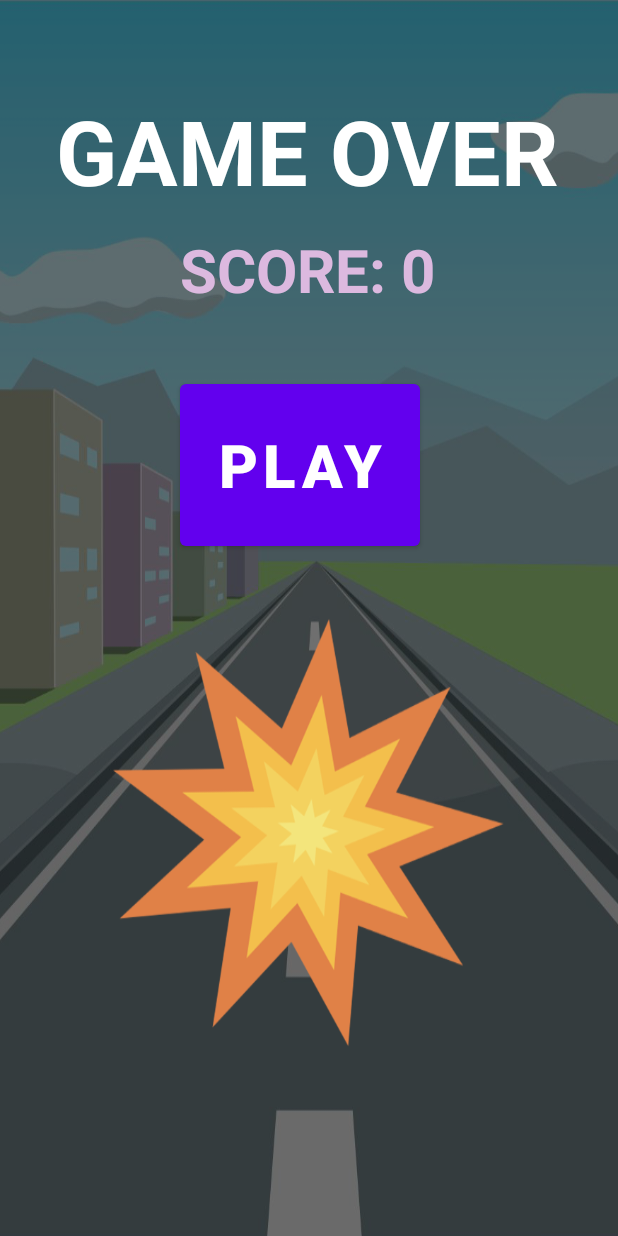
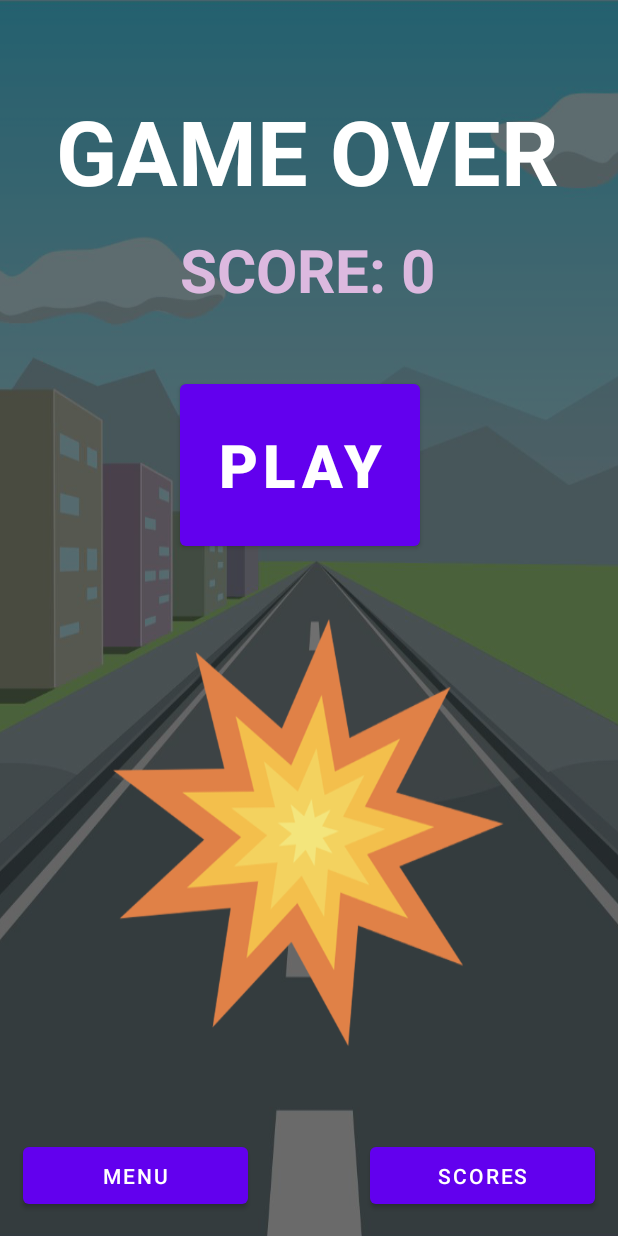
Before and after one commit to shaharhikri/HW1_CarGame, an Android app: the Activity_GameOver screen opened directly, with no data from a screen before it, on a phone screen of 412 x 824 dp. Run offline under Robolectric (Android 15) with nearby library versions, the phone set to English and light mode, and no system bars; 8 statements that could not run were skipped.

Commit message:
HW2 Scores Activity and Bug Fixes

```diff
--- a/app/src/main/java/com/example/hw1_cargame/Activity_GameOver.java
+++ b/app/src/main/java/com/example/hw1_cargame/Activity_GameOver.java
@@ -1,35 +1,68 @@
 package com.example.hw1_cargame;
 
-import androidx.appcompat.app.AppCompatActivity;
-
+import android.Manifest;
 import android.content.Intent;
+import android.content.pm.PackageManager;
+import android.location.Address;
+import android.location.Geocoder;
+import android.location.Location;
+import android.os.Build;
 import android.os.Bundle;
 import android.util.Log;
-import android.view.View;
 import android.widget.Button;
 import android.widget.ImageView;
-import android.widget.RelativeLayout;
 import android.widget.TextView;
-import android.widget.Toast;
+
+import androidx.annotation.NonNull;
+import androidx.annotation.RequiresApi;
+import androidx.appcompat.app.AppCompatActivity;
+import androidx.core.app.ActivityCompat;
 
 import com.bumptech.glide.Glide;
+import com.example.hw1_cargame.score_objects.ScoreRecord;
+import com.example.hw1_cargame.score_objects.ScoresDB;
+import com.google.android.gms.location.FusedLocationProviderClient;
+import com.google.android.gms.location.LocationServices;
+import com.google.android.gms.tasks.OnCompleteListener;
+import com.google.android.gms.tasks.OnSuccessListener;
+import com.google.android.gms.tasks.Task;
+import com.google.android.material.button.MaterialButton;
+import com.google.gson.Gson;
+
+import java.io.IOException;
+import java.text.SimpleDateFormat;
+import java.util.ArrayList;
+import java.util.Collection;
+import java.util.Collections;
+import java.util.Comparator;
+import java.util.Date;
+import java.util.List;
+import java.util.Locale;
+
 
 public class Activity_GameOver extends AppCompatActivity {
     public final static String SCORE_KEY = "SCORE_KEY";
 
     /*GameOver fields*/
     private Button gameover_play_btn;
-    private RelativeLayout gameover_layout;
+    private MaterialButton gameover_menu_btn;
+    private MaterialButton gameover_scores_btn;
     private TextView gameover_score_label;
+    private int score; //Score of last game.
+    FusedLocationProviderClient fusedLocationClient;
 
     @Override
     protected void onCreate(Bundle savedInstanceState) {
         super.onCreate(savedInstanceState);
         setContentView(R.layout.activity_gameover);
+
+        fusedLocationClient = LocationServices.getFusedLocationProviderClient(this);
+
         fixBackground();
         findViews();
-        initGameOverPlayBtn();
-        initScoreLabel();
+        getScore();
+        initViews();
+        addScoreToMSP();
     }
 
     //Prevent errors in old phones
@@ -39,26 +72,131 @@ public class Activity_GameOver extends AppCompatActivity {
 
     private void findViews() {
         gameover_play_btn = findViewById(R.id.gameover_play_btn);
-        gameover_layout = findViewById(R.id.gameover_layout);
+        gameover_menu_btn = findViewById(R.id.gameover_menu_btn);
+        gameover_scores_btn = findViewById(R.id.gameover_scores_btn);
         gameover_score_label = findViewById(R.id.gameover_score_label);
     }
 
-    private void initGameOverPlayBtn(){
+    private void getScore() {
+        score = getIntent().getBundleExtra("Bundle").getInt(Activity_GameOver.SCORE_KEY, -1);
+    }
+
+    private void initViews(){
+        gameover_score_label.setText("SCORE: "+score);
         gameover_play_btn.setOnClickListener(v -> {
-            startGame();
+            gotoActivity(Activity_Game.class);
+            finish();
+        });
+        gameover_menu_btn.setOnClickListener(v -> {
+            gotoActivity(Activity_Entry.class);
+            finish();
+        });
+        gameover_scores_btn.setOnClickListener(v -> {
+            gotoActivity(Activity_Scores.class);
         });
     }
 
-    private void initScoreLabel() {
-        int score = getIntent().getBundleExtra("Bundle").getInt(Activity_GameOver.SCORE_KEY, -1);
-        gameover_score_label.setText("SCORE: "+score);
+    private void gotoActivity(Class activityClass){
+        Intent myIntent = new Intent(this, activityClass);
+        startActivity(myIntent);
     }
 
-    private void startGame() {
-        Intent myIntent = new Intent(this, Activity_Game.class);
-        Bundle bundle = getIntent().getBundleExtra("Bundle");
-        myIntent.putExtra("Bundle", bundle);
-        startActivity(myIntent);
-        finish();
+    private void addScoreToMSP() {
+        String scoresDB_json = MSP.getMe().getString(ScoresDB.SCORES_DB_KEY,"none");
+        ScoresDB scoresDB;
+        //CREATE/GET SCOREDB
+        if(scoresDB_json.compareTo("none")==0)
+            scoresDB = new ScoresDB();
+        else
+            scoresDB = new Gson().fromJson(scoresDB_json, ScoresDB.class);
+        //UPDATE SCOREDB
+
+        ScoreRecord r = new ScoreRecord();
+        r.setScore(score);
+        r.setDate(getCurrentFormatedDate());
+        getLocation((lon, lat)->{
+            r.setLat(lat); r.setLon(lon); //TODO: CHANGE TO LOCATION
+            Log.d("MyLocation", "latitude: "+lat+", longitude: "+lon);
+
+            insertToTopTen(r,scoresDB.getRecords());
+
+            //CONVERT TO JSON
+            String json = new Gson().toJson(scoresDB);
+            //SAVE IN MSP AS STRING
+            MSP.getMe().putString(ScoresDB.SCORES_DB_KEY, json);
+        });
+    }
+
+    private void insertToTopTen(ScoreRecord r, ArrayList<ScoreRecord> msp_records){
+        boolean flag_inserted = false;
+        if(msp_records.size()<10){
+            flag_inserted = msp_records.add(r);
+        }
+        else{
+            ScoreRecord min_r = msp_records.get(0);
+            for(ScoreRecord rc : msp_records){
+                if(rc.getScore()<min_r.getScore())
+                    min_r = rc;
+            }
+            if(min_r.getScore()<r.getScore()) {
+                flag_inserted = msp_records.add(r);
+                if(msp_records.add(r)){
+                    flag_inserted = true;
+                    msp_records.remove(min_r);
+                }
+            }
+        }
+
+        if(flag_inserted) {
+            Collections.sort(msp_records, new Comparator<ScoreRecord>() {
+                @Override
+                public int compare(ScoreRecord o1, ScoreRecord o2) {
+                    if (o1.getScore() < o2.getScore())
+                        return 1;
+                    else if (o1.getScore() > o2.getScore())
+                        return -1;
+                    else
+                        return 0;
+                }
+            });
+        }
+
+        Log.d("TopTenArrayList_add", "add: "+flag_inserted);
+    }
+
+    private String getCurrentFormatedDate() {
+        String currentTime = new SimpleDateFormat("HH:mm dd-MM-yyyy", Locale.getDefault()).format(new Date());
+        return currentTime;
+    }
+
+    private void getLocation(addScoreToMSP_FinishAddScoreToMSP cb){
+        if (ActivityCompat.checkSelfPermission(this, Manifest.permission.ACCESS_FINE_LOCATION) == PackageManager.PERMISSION_GRANTED
+                && ActivityCompat.checkSelfPermission(this, Manifest.permission.ACCESS_COARSE_LOCATION) == PackageManager.PERMISSION_GRANTED) {
+            fusedLocationClient.getLastLocation().addOnCompleteListener(new OnCompleteListener<Location>() {
+                @Override
+                public void onComplete(@NonNull Task<Location> task) {
+                    Location location = task.getResult();
+                    if(location!=null) {
+                        Geocoder geocoder = new Geocoder(Activity_GameOver.this, Locale.getDefault());
+                        try {
+                            List<Address> addresses = geocoder.getFromLocation(location.getLatitude(), location.getLongitude(), 1);
+                            double lon = addresses.get(0).getLongitude();
+                            double lat = addresses.get(0).getLatitude();
+                            Log.d("ShaharCll", "onComplete: do");
+                            cb.doItLater(lon, lat); //onComplete needs a callback - because it's an async method!
+                            Log.d("ShaharCll", "onComplete: did");
+                        }
+                        catch(IOException e){
+                            cb.doItLater(0, 0); //onComplete needs a callback - because it's an async method!
+                            e.printStackTrace();
+                        }
+                    }
+                }
+            });
+        }
+    }
+
+    private static interface addScoreToMSP_FinishAddScoreToMSP{
+        public void doItLater(double lon,  double lat);
     }
 }
--- a/app/src/main/java/com/example/hw1_cargame/Activity_Settings.java
+++ b/app/src/main/java/com/example/hw1_cargame/Activity_Settings.java
@@ -17,7 +17,6 @@ public class Activity_Settings extends AppCompatActivity {
 
     private RadioGroup rb_controls;
     private RadioGroup rb_speed;
-
     private Button exitBtn;
 
     @Override
--- a/app/src/main/java/com/example/hw1_cargame/Control_Fragments/ControllCallBack.java
+++ /dev/null
@@ -1,6 +0,0 @@
-package com.example.hw1_cargame.Control_Fragments;
-
-public interface ControllCallBack {
-    void moveLeft();
-    void moveRight();
-}
--- /dev/null
+++ b/app/src/main/java/com/example/hw1_cargame/control_fragments/CallBack_Controll.java
@@ -0,0 +1,6 @@
+package com.example.hw1_cargame.control_fragments;
+
+public interface CallBack_Controll {
+    void moveLeft();
+    void moveRight();
+}
--- a/app/src/main/java/com/example/hw1_cargame/Control_Fragments/Fragment_Controls.java
+++ b/app/src/main/java/com/example/hw1_cargame/control_fragments/Fragment_Controls.java
@@ -1,4 +1,4 @@
-package com.example.hw1_cargame.Control_Fragments;
+package com.example.hw1_cargame.control_fragments;
 
 import androidx.appcompat.app.AppCompatActivity;
 import androidx.fragment.app.Fragment;
@@ -8,7 +8,7 @@ public abstract class Fragment_Controls extends Fragment {
     public Fragment_Controls(){ }
 
     public abstract void setActivity(AppCompatActivity activity);
-    public abstract void setControllCallBack(ControllCallBack cb);
+    public abstract void setControllCallBack(CallBack_Controll cb);
     public abstract void enable();
     public abstract void disable();
 }
--- a/app/src/main/res/layout/activity_gameover.xml
+++ b/app/src/main/res/layout/activity_gameover.xml
@@ -53,9 +53,31 @@
         android:layout_alignParentTop="true"
         android:layout_marginStart="120dp"
         android:layout_marginTop="250dp"
+        android:text="play"
         android:textSize="40sp"
-        android:textStyle="bold"
-        android:text="play"
-        />
+        android:textStyle="bold" />
+
+    <com.google.android.material.button.MaterialButton
+        android:id="@+id/gameover_menu_btn"
+        android:layout_width="150dp"
+        android:layout_height="50dp"
+        android:layout_alignParentBottom="true"
+        android:layout_alignParentStart="true"
+        android:layout_marginVertical="15dp"
+        android:layout_marginHorizontal="15dp"
+        android:text="Menu" />
+
+    <com.google.android.material.button.MaterialButton
+        android:id="@+id/gameover_scores_btn"
+        android:layout_width="150dp"
+        android:layout_height="50dp"
+        android:layout_alignParentBottom="true"
+        android:layout_alignParentEnd="true"
+        android:layout_marginVertical="15dp"
+        android:layout_marginHorizontal="15dp"
+        android:text="Scores" />
+
+<!--    android:background="#ff8080"-->
+<!--    app:backgroundTint="#ff8080"-->
 
 </RelativeLayout>
--- a/app/src/main/res/layout/activity_settings.xml
+++ b/app/src/main/res/layout/activity_settings.xml
@@ -4,7 +4,7 @@
     xmlns:tools="http://schemas.android.com/tools"
     android:layout_width="match_parent"
     android:layout_height="match_parent"
-    tools:context=".Activity_Entry">
+    tools:context=".Activity_Settings">
 
     <ImageView
         android:id="@+id/settings_back"
@@ -111,10 +111,10 @@
         android:id="@+id/settings_exit_btn"
         android:layout_width="60dp"
         android:layout_height="60dp"
+        android:layout_alignParentTop="true"
         android:layout_alignParentEnd="true"
-        android:layout_alignParentTop="true"
+        android:layout_marginTop="10dp"
         android:layout_marginEnd="10dp"
-        android:layout_marginTop="10dp"
         android:text="X"
         android:textColor="#FF3939"
         android:textSize="35sp"
--- a/app/src/main/res/values/strings.xml
+++ b/app/src/main/res/values/strings.xml
@@ -1,3 +1,4 @@
 <resources>
     <string name="app_name">HW1_CarGame</string>
+    <string name="google_maps_key">AIzaSyDcq3jtospB0PpbZ5KcpGwQu7gD6d2f-mw</string>
 </resources>
```
Also changed, not shown: app/build.gradle (+7 -0 lines), app/src/main/AndroidManifest.xml (+14 -5 lines), app/src/main/java/com/example/hw1_cargame/Activity_Entry.java (+44 -31 lines), app/src/main/java/com/example/hw1_cargame/Activity_Game.java (+7 -9 lines), app/src/main/java/com/example/hw1_cargame/control_fragments/Fregment_Accelometer.java (renamed from app/src/main/java/com/example/hw1_cargame/Control_Fragments/Fregment_Accelometer.java, +4 -4 lines), app/src/main/java/com/example/hw1_cargame/control_fragments/Fregment_Buttons.java (renamed from app/src/main/java/com/example/hw1_cargame/Control_Fragments/Fregment_Buttons.java, +6 -6 lines), app/src/main/res/layout/accelometer.xml (deleted, +0 -17 lines), app/src/main/res/layout/activity_entry.xml (+13 -1 lines), app/src/main/res/layout/activity_game.xml (renamed from app/src/main/res/layout/game_panel.xml, +40 -40 lines), app/src/main/res/layout/fragment_accelometer.xml (added, +24 -0 lines), app/src/main/res/layout/fragment_buttons.xml (renamed from app/src/main/res/layout/buttons.xml).
